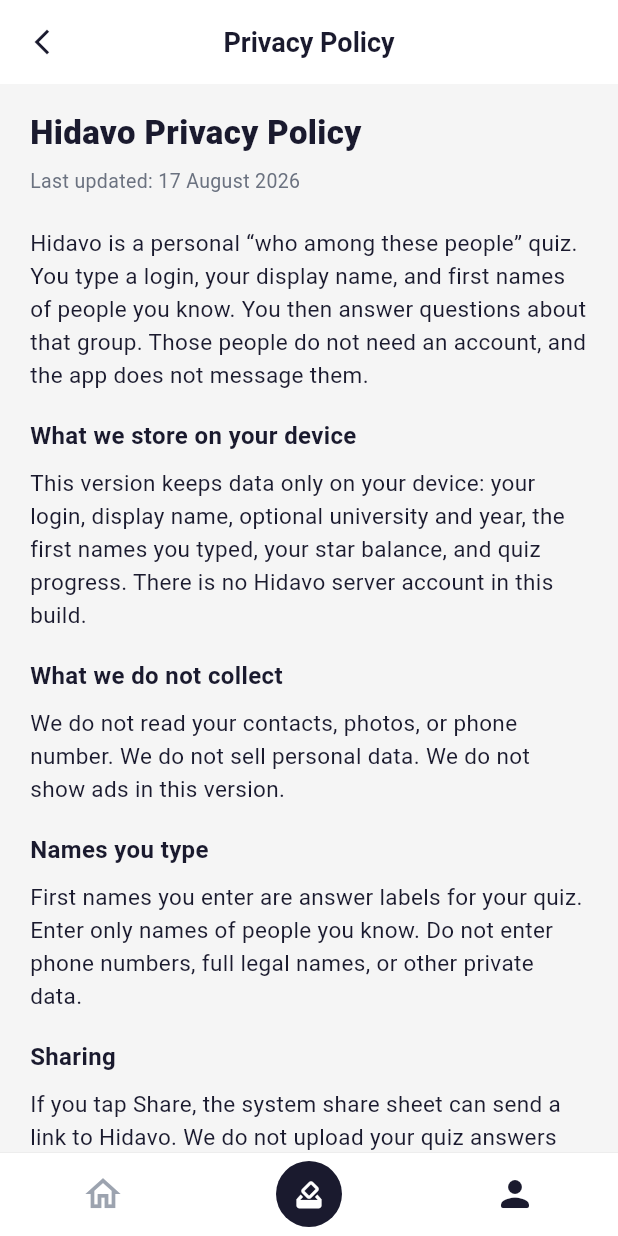
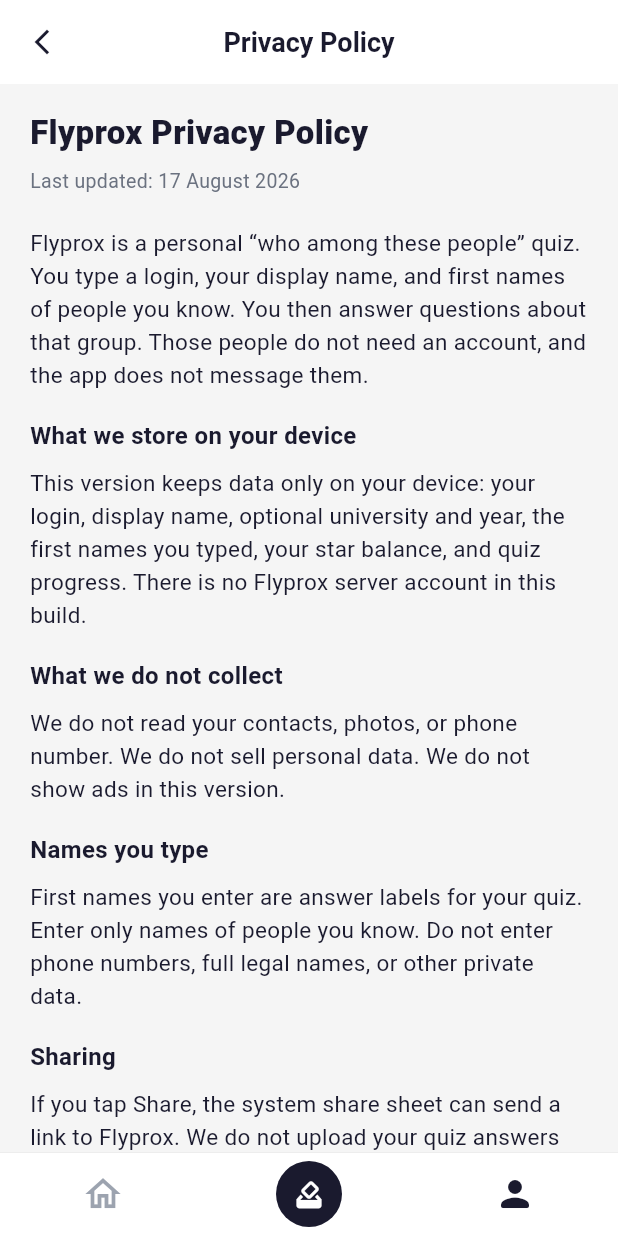
Before and after one commit to amanvelikiigmailcom/poll-main, a Flutter app: the PrivacyPolicyScreen screen opened by its route, on a phone screen of 412 x 824 dp. Run offline on Flutter 3.47's test engine with Material 3 defaults, Android fonts, the phone set to English and light mode, and no system bars; our stand-ins replace cached_network_image, dio, equatable, firebase_core, firebase_messaging, flutter_animate and 11 more; accounts and stored records are empty.

Commit message:
Local edits batch 2: auth and info screens

```diff
--- a/app/lib/screens/auth/phone_registration_screen.dart
+++ b/app/lib/screens/auth/phone_registration_screen.dart
@@ -111,7 +111,7 @@
 
                         // ── Title ──────────────────────────────────────────
                         const Text(
-                          'Вход в Hidavo',
+                          'Вход в Flyprox',
                           style: TextStyle(
                             fontSize: 30,
                             fontWeight: FontWeight.bold,
--- a/app/lib/screens/info/for_parents_screen.dart
+++ b/app/lib/screens/info/for_parents_screen.dart
@@ -11,7 +11,7 @@
     final uri = Uri(
       scheme: 'mailto',
       path: 'parents@hidavo.app',
-      query: 'subject=Вопрос от родителя&body=Здравствуйте,\n\nУ меня есть вопрос об использовании Hidavo моим ребёнком:\n\n',
+      query: 'subject=Вопрос от родителя&body=Здравствуйте,\n\nУ меня есть вопрос об использовании Flyprox моим ребёнком:\n\n',
     );
     if (await canLaunchUrl(uri)) await launchUrl(uri);
   }
@@ -32,7 +32,7 @@
             _section(
               Icons.info_rounded,
               'Как работает приложение',
-              'Hidavo — это анонимное приложение для школьников, где ученики голосуют друг за друга в шуточных опросах. Голосование полностью анонимно — невозможно узнать кто за кого голосовал.',
+              'Flyprox — это анонимное приложение для школьников, где ученики голосуют друг за друга в шуточных опросах. Голосование полностью анонимно — невозможно узнать кто за кого голосовал.',
             ),
             _section(
               Icons.lock_rounded,
--- a/app/lib/screens/info/how_to_use_screen.dart
+++ b/app/lib/screens/info/how_to_use_screen.dart
@@ -14,7 +14,7 @@
     (
       Icons.groups_rounded,
       'Name 3 people you know',
-      'First names only. They do not need Hidavo. These names are answer cards for your quiz.',
+      'First names only. They do not need Flyprox. These names are answer cards for your quiz.',
     ),
     (
       Icons.how_to_vote_rounded,
--- a/app/lib/screens/info/privacy_policy_screen.dart
+++ b/app/lib/screens/info/privacy_policy_screen.dart
@@ -34,7 +34,7 @@
         padding: const EdgeInsets.fromLTRB(20, 16, 20, 40),
         children: const [
           Text(
-            'Hidavo Privacy Policy',
+            'Flyprox Privacy Policy',
             style: TextStyle(
               fontSize: 22,
               fontWeight: FontWeight.w800,
@@ -48,7 +48,7 @@
           ),
           SizedBox(height: 20),
           _P(
-            'Hidavo is a personal “who among these people” quiz. '
+            'Flyprox is a personal “who among these people” quiz. '
             'You type a login, your display name, and first names of people '
             'you know. You then answer questions about that group. '
             'Those people do not need an account, and the app does not '
@@ -59,7 +59,7 @@
             'This version keeps data only on your device: your login, '
             'display name, optional university and year, the first names '
             'you typed, your star balance, and quiz progress. '
-            'There is no Hidavo server account in this build.',
+            'There is no Flyprox server account in this build.',
           ),
           _H('What we do not collect'),
           _P(
@@ -75,7 +75,7 @@
           _H('Sharing'),
           _P(
             'If you tap Share, the system share sheet can send a link to '
-            'Hidavo. We do not upload your quiz answers when you share.',
+            'Flyprox. We do not upload your quiz answers when you share.',
           ),
           _H('Delete your data'),
           _P(
@@ -84,7 +84,7 @@
           ),
           _H('Age'),
           _P(
-            'Hidavo is for people 14 and older. Do not use the app if you '
+            'Flyprox is for people 14 and older. Do not use the app if you '
             'are under 14.',
           ),
           _H('Contact'),
@@ -136,7 +136,7 @@
   final uri = Uri(
     scheme: 'mailto',
     path: AppConstants.supportEmail,
-    query: 'subject=Hidavo privacy',
+    query: 'subject=Flyprox privacy',
   );
   await launchUrl(uri);
 }
--- a/app/lib/screens/info/safety_center_screen.dart
+++ b/app/lib/screens/info/safety_center_screen.dart
@@ -12,7 +12,7 @@
     final uri = Uri(
       scheme: 'mailto',
       path: AppConstants.supportEmail,
-      query: 'subject=Hidavo safety',
+      query: 'subject=Flyprox safety',
     );
     await launchUrl(uri);
   }
@@ -35,7 +35,7 @@
               borderRadius: BorderRadius.circular(12),
             ),
             child: const Text(
-              'Hidavo is a private quiz on your device. '
+              'Flyprox is a private quiz on your device. '
               'People you name are not contacted.',
               style: TextStyle(
                 fontWeight: FontWeight.w600,
@@ -53,7 +53,7 @@
           const _Rule(
             title: 'Your answers stay here',
             body:
-                'This version does not send votes to other people or to a Hidavo server.',
+                'This version does not send votes to other people or to a Flyprox server.',
           ),
           const _Rule(
             title: 'Be kind',
@@ -61,8 +61,9 @@
                 'Use the quiz for fun. Do not use it to harass or shame anyone.',
           ),
           const _Rule(
-            title: 'Age 18+',
-            body: 'Hidavo is for adults 18+ only. Not for children.',
+            title: 'Age 14+',
+            body:
+                'Flyprox is for people 14 and older. Do not use the app if you are under 14.',
           ),
           const SizedBox(height: 8),
           TextButton(
--- a/app/lib/screens/info/terms_screen.dart
+++ b/app/lib/screens/info/terms_screen.dart
@@ -33,7 +33,7 @@
         padding: const EdgeInsets.fromLTRB(20, 16, 20, 40),
         children: const [
           Text(
-            'Hidavo Terms of Use',
+            'Flyprox Terms of Use',
             style: TextStyle(
               fontSize: 22,
               fontWeight: FontWeight.w800,
@@ -47,7 +47,7 @@
           ),
           SizedBox(height: 20),
           _P(
-            'Hidavo is a personal quiz. You name people you know and answer '
+            'Flyprox is a personal quiz. You name people you know and answer '
             '“who among these” questions. It is not a live social network '
             'and does not require those people to join.',
           ),
@@ -64,7 +64,7 @@
           ),
           _H('No account on our servers'),
           _P(
-            'This version does not create a Hidavo server account. '
+            'This version does not create a Flyprox server account. '
             'Deleting the app data or using Delete account removes the '
             'local quiz from this device.',
           ),
--- a/app/lib/screens/onboarding/onboarding_screen.dart
+++ b/app/lib/screens/onboarding/onboarding_screen.dart
@@ -69,7 +69,7 @@
     emojiSize: 100,
     title: 'Invite your friends',
     description:
-        'More friends — more fun! Invite classmates and unlock full Hidavo experience.',
+        'More friends — more fun! Invite classmates and unlock full Flyprox experience.',
     gradientColors: [Color(0xFFFF3B5C), Color(0xFFFF8A80)],
     accentColor: Color(0xFFFF3B5C),
   ),
@@ -252,7 +252,7 @@
                 top: topPadding + 16,
                 left: 24,
                 child: const Text(
-                  'Hidavo',
+                  'Flyprox',
                   style: TextStyle(
                     color: Colors.white,
                     fontSize: 18,
--- a/app/lib/screens/profile/profile_screen.dart
+++ b/app/lib/screens/profile/profile_screen.dart
@@ -390,7 +390,7 @@
           const Divider(height: 1),
           ListTile(
             leading: const Icon(Icons.ios_share_outlined),
-            title: const Text('Share Hidavo'),
+            title: const Text('Share Flyprox'),
             trailing: const Icon(Icons.chevron_right_rounded),
             onTap: () => context.push(AppRoutes.invite),
           ),
--- a/app/lib/screens/social/invite_friend_screen.dart
+++ b/app/lib/screens/social/invite_friend_screen.dart
@@ -88,7 +88,7 @@
         elevation: 0,
         centerTitle: true,
         title: const Text(
-          'Share Hidavo',
+          'Share Flyprox',
           style: TextStyle(
             fontSize: 18,
             fontWeight: FontWeight.w700,
--- a/app/lib/screens/voting/before_vote2_screen.dart
+++ b/app/lib/screens/voting/before_vote2_screen.dart
@@ -108,7 +108,7 @@
                         mainAxisAlignment: MainAxisAlignment.center,
                         children: [
                           Text(
-                            'Hidavo',
+                            'Flyprox',
                             style: TextStyle(
                               color: Colors.white,
                               fontSize: 22,
--- a/app/lib/screens/voting/star_received_screen.dart
+++ b/app/lib/screens/voting/star_received_screen.dart
@@ -291,7 +291,7 @@
                   child: OutlinedButton.icon(
                     onPressed: () => context.push(AppRoutes.invite),
                     icon: const Icon(Icons.person_add_alt_1_rounded),
-                    label: const Text('Share Hidavo'),
+                    label: const Text('Share Flyprox'),
                     style: OutlinedButton.styleFrom(
                       foregroundColor: Colors.white,
                       side: const BorderSide(color: Colors.white70, width: 1.5),
--- a/app/lib/services/invite_share_service.dart
+++ b/app/lib/services/invite_share_service.dart
@@ -27,7 +27,7 @@
     final who = (name != null && name.isNotEmpty) ? name : handle;
     final message = '''Hey — it's $who.
 
-I play Hidavo, a short quiz: name people you know and answer “who among these?”.
+I play Flyprox, a short quiz: name people you know and answer “who among these?”.
 Your answers stay on your phone. Nobody sees who you picked.
 
 Try it: $link''';
@@ -82,7 +82,7 @@
     await SharePlus.instance.share(
       ShareParams(
         text: p.message,
-        subject: 'Invite to Hidavo',
+        subject: 'Invite to Flyprox',
       ),
     );
   }
--- a/app/lib/utils/constants.dart
+++ b/app/lib/utils/constants.dart
@@ -1,6 +1,6 @@
 class AppConstants {
   static const String apiBaseUrl = 'https://api.hidavo.app';
-  static const String appName = 'Hidavo';
+  static const String appName = 'Flyprox';
 
   // Timer
   static const int timerDurationSeconds = 40 * 60; // 40 minutes
```
Also changed, not shown: app/lib/screens/premium/premium_screen.dart (+10 -4 lines), app/pubspec.lock, 4 other files.
